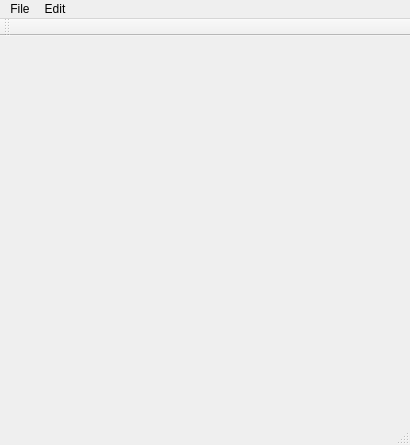
This is text_editor/text_editor.ui in eidcraft/practice_projects as Qt 5 draws it before an edit. The edited form follows.
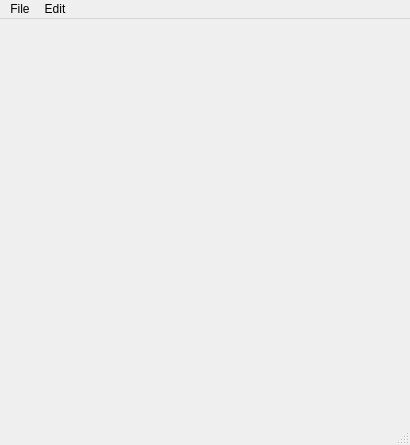
This is the edited form.

Commit message: Remove window toolbar

```diff
--- a/text_editor/text_editor.ui
+++ b/text_editor/text_editor.ui
@@ -47,17 +47,6 @@
    <addaction name="menuEdit"/>
   </widget>
   <widget class="QStatusBar" name="statusBar"/>
-  <widget class="QToolBar" name="toolBar">
-   <property name="windowTitle">
-    <string>toolBar</string>
-   </property>
-   <attribute name="toolBarArea">
-    <enum>TopToolBarArea</enum>
-   </attribute>
-   <attribute name="toolBarBreak">
-    <bool>false</bool>
-   </attribute>
-  </widget>
   <action name="actionNew">
    <property name="text">
     <string>New</string>
```
